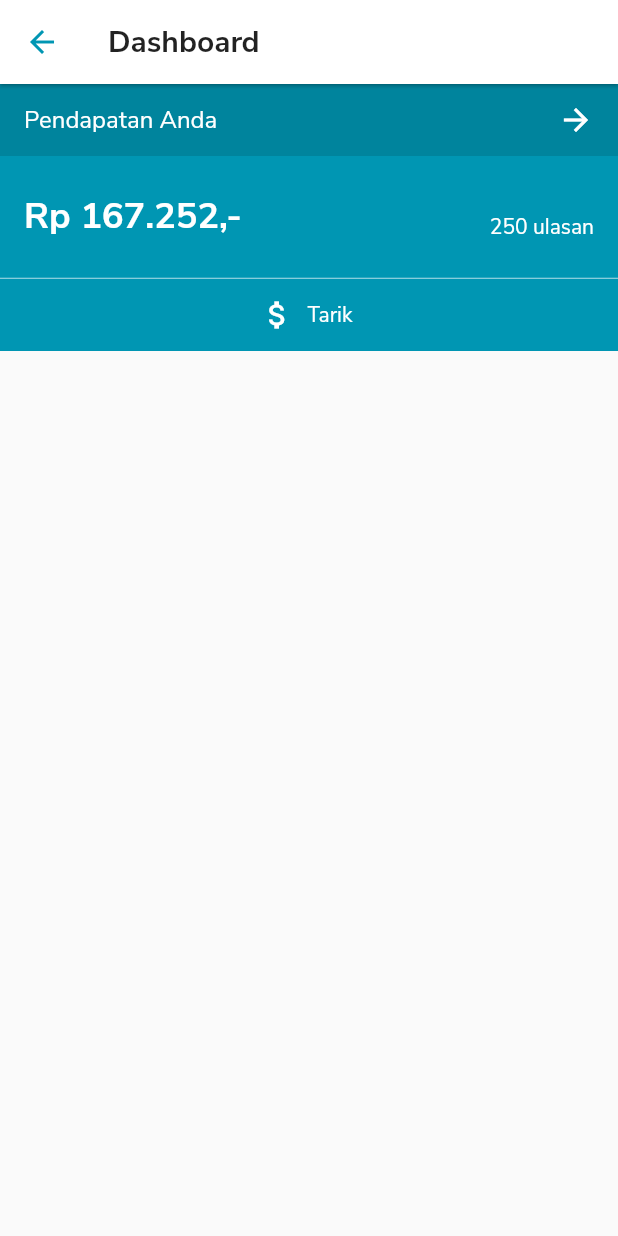
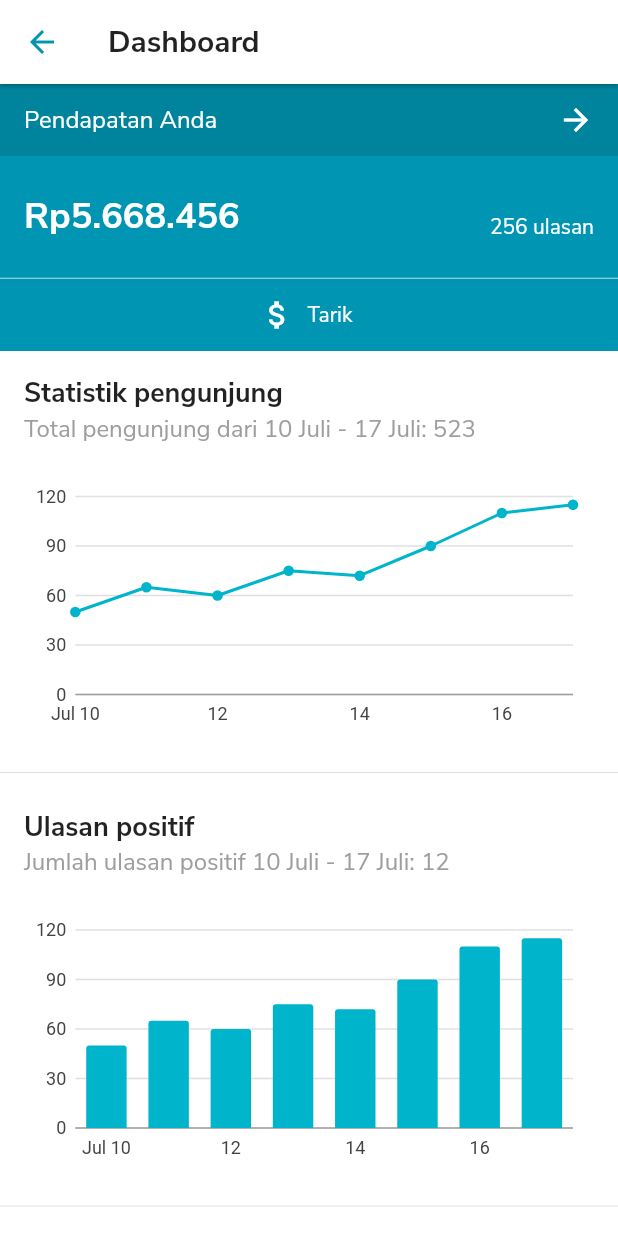
Before and after one commit to jepret/jepretmobile, a Flutter app: the BusinessDashboardRoute screen opened directly, on a phone screen of 412 x 824 dp. Run offline on Flutter 3.47's test engine with Material 2 defaults, Android fonts, the phone set to English and light mode, and no system bars; our stand-ins replace charts_flutter, keyboard_actions; missing offline and left inert: intervalprogressbar.

Commit message:
Added business dashboard

```diff
--- /dev/null
+++ b/lib/partials/BusinessDashboardReviewBarChart.dart
@@ -0,0 +1,40 @@
+import 'package:flutter/material.dart';
+import 'package:charts_flutter/flutter.dart' as charts;
+import 'package:jepret/constants/JepretColor.dart';
+
+class BusinessDashboardReviewBarChart extends StatelessWidget {
+  final bool animate;
+  final Map<DateTime, double> data;
+  List<charts.Series<LinearRecord, DateTime>> seriesList;
+
+  BusinessDashboardReviewBarChart(this.data, {this.animate: false}) {
+    List<LinearRecord> recordList = [];
+    data.forEach((DateTime time, double value) {
+      recordList.add(LinearRecord(time, value));
+    });
+
+    this.seriesList = [
+      new charts.Series<LinearRecord, DateTime>(
+        id: 'Visitors',
+        colorFn: (_, __) => charts.ColorUtil.fromDartColor(JepretColor.PRIMARY),
+        domainFn: (LinearRecord visitor, _) => visitor.time,
+        measureFn: (LinearRecord visitor, _) => visitor.data,
+        data: recordList,
+      )
+    ];
+  }
+
+  Widget build(BuildContext context) {
+    return charts.TimeSeriesChart(seriesList,
+        animate: animate,
+        defaultRenderer: new charts.BarRendererConfig()
+    );
+  }
+}
+
+class LinearRecord {
+  final DateTime time;
+  final double data;
+
+  LinearRecord(this.time, this.data);
+}
--- /dev/null
+++ b/lib/partials/BusinessDashboardVisitorLineChart.dart
@@ -0,0 +1,40 @@
+import 'package:flutter/material.dart';
+import 'package:charts_flutter/flutter.dart' as charts;
+import 'package:jepret/constants/JepretColor.dart';
+
+class BusinessDashboardVisitorLineChart extends StatelessWidget {
+  final bool animate;
+  final Map<DateTime, double> data;
+  List<charts.Series<LinearRecord, DateTime>> seriesList;
+
+  BusinessDashboardVisitorLineChart(this.data, {this.animate: false}) {
+    List<LinearRecord> recordList = [];
+    data.forEach((DateTime time, double value) {
+      recordList.add(LinearRecord(time, value));
+    });
+
+    this.seriesList = [
+      new charts.Series<LinearRecord, DateTime>(
+        id: 'Visitors',
+        colorFn: (_, __) => charts.ColorUtil.fromDartColor(JepretColor.PRIMARY),
+        domainFn: (LinearRecord visitor, _) => visitor.time,
+        measureFn: (LinearRecord visitor, _) => visitor.data,
+        data: recordList,
+      )
+    ];
+  }
+
+  Widget build(BuildContext context) {
+    return charts.TimeSeriesChart(seriesList,
+        animate: animate,
+        defaultRenderer: new charts.LineRendererConfig(includePoints: true)
+    );
+  }
+}
+
+class LinearRecord {
+  final DateTime time;
+  final double data;
+
+  LinearRecord(this.time, this.data);
+}
--- a/lib/routes/BusinessDashboardRoute.dart
+++ b/lib/routes/BusinessDashboardRoute.dart
@@ -1,18 +1,21 @@
 import 'package:flutter/material.dart';
-import 'package:jepret/constants/Assets.dart';
 import 'package:jepret/constants/JepretColor.dart';
 import 'package:jepret/components/HeadingText.dart';
-import 'package:jepret/pages/home/HomePage.dart';
-import 'package:jepret/pages/home/ProfilePage.dart';
+import 'package:jepret/partials/BusinessDashboardVisitorLineChart.dart';
+import 'package:jepret/partials/BusinessDashboardReviewBarChart.dart';
+import 'package:intl/intl.dart';
 
 class BusinessDashboardRoute extends StatefulWidget {
   BusinessDashboardRouteState createState() => BusinessDashboardRouteState();
 }
 
 class BusinessDashboardRouteState extends State<BusinessDashboardRoute> {
+  int currentBalance = 5668456;
+  int currentReviews = 256;
 
   Widget build(BuildContext context) {
     return Scaffold(
+      backgroundColor: Colors.white,
       appBar: AppBar(
         leading: IconButton(
           icon: Icon(Icons.arrow_back, color: JepretColor.PRIMARY_DARKER),
@@ -30,6 +33,18 @@ class BusinessDashboardRouteState extends State<BusinessDashboardRoute> {
           crossAxisAlignment: CrossAxisAlignment.stretch,
           children: <Widget>[
             _renderIncentiveHeading(),
+            _renderSectionHeading("Statistik pengunjung", "Total pengunjung dari 10 Juli - 17 Juli: 523"),
+            _renderVisitorChart(),
+            Divider(),
+            _renderSectionHeading("Ulasan positif", "Jumlah ulasan positif 10 Juli - 17 Juli: 12"),
+            _renderPositiveReviewsChart(),
+            Divider(),
+            _renderSectionHeading("Ulasan negatif", "Jumlah ulasan negatif 10 Juli - 17 Juli: 12"),
+            _renderNegativeReviewsChart(),
+            Divider(),
+            _renderSectionHeading("Ulasan netral", "Jumlah ulasan netral 10 Juli - 17 Juli: 12"),
+            _renderNeutralReviewsChart(),
+            Container(height: 48)
           ],
         )
       )
@@ -60,9 +75,15 @@ class BusinessDashboardRouteState extends State<BusinessDashboardRoute> {
                 child: Row(
                   crossAxisAlignment: CrossAxisAlignment.end,
                   children: <Widget>[
-                    HeadingText(text: "Rp 167.252,-", color: Colors.white),
+                    HeadingText(
+                        text: NumberFormat.currency(
+                          locale: 'ID',
+                          symbol: 'Rp'
+                        ).format(currentBalance),
+                        color: Colors.white
+                    ),
                     Spacer(),
-                    Text("250 ulasan", style: TextStyle(color: Colors.white))
+                    Text("${currentReviews} ulasan", style: TextStyle(color: Colors.white))
                   ],
                 )
             ),
@@ -78,9 +99,106 @@ class BusinessDashboardRouteState extends State<BusinessDashboardRoute> {
                     )
                 )
               ],
-            ),
+            )
           ],
         )
     );
   }
+
+  Widget _renderSectionHeading(String title, String subtitle) {
+    return Padding(
+      padding: EdgeInsets.fromLTRB(16, 16, 16, 4),
+      child: Column(
+        crossAxisAlignment: CrossAxisAlignment.start,
+        children: <Widget>[
+          Text(title, style: TextStyle(fontSize: 18, fontWeight: FontWeight.bold)),
+          Text(subtitle, style: TextStyle(fontSize: 16, color: Colors.grey))
+        ],
+      )
+    );
+  }
+
+  Widget _renderVisitorChart() {
+    return AspectRatio(
+      aspectRatio: 16/8,
+      child: Padding(
+        padding: EdgeInsets.all(16),
+        child: BusinessDashboardVisitorLineChart(
+            {
+              DateTime(2019, 07, 10): 50,
+              DateTime(2019, 07, 11): 65,
+              DateTime(2019, 07, 12): 60,
+              DateTime(2019, 07, 13): 75,
+              DateTime(2019, 07, 14): 72,
+              DateTime(2019, 07, 15): 90,
+              DateTime(2019, 07, 16): 110,
+              DateTime(2019, 07, 17): 115,
+            }
+        ),
+      )
+    );
+  }
+
+  Widget _renderPositiveReviewsChart() {
+    return AspectRatio(
+      aspectRatio: 16/8,
+      child: Padding(
+        padding: EdgeInsets.all(16),
+        child: BusinessDashboardReviewBarChart(
+            {
+              DateTime(2019, 07, 10): 50,
+              DateTime(2019, 07, 11): 65,
+              DateTime(2019, 07, 12): 60,
+              DateTime(2019, 07, 13): 75,
+              DateTime(2019, 07, 14): 72,
+              DateTime(2019, 07, 15): 90,
+              DateTime(2019, 07, 16): 110,
+              DateTime(2019, 07, 17): 115,
+            }
+        ),
+      )
+    );
+  }
+
+  Widget _renderNegativeReviewsChart() {
+    return AspectRatio(
+        aspectRatio: 16/8,
+        child: Padding(
+          padding: EdgeInsets.all(16),
+          child: BusinessDashboardReviewBarChart(
+              {
+                DateTime(2019, 07, 10): 50,
+                DateTime(2019, 07, 11): 65,
+                DateTime(2019, 07, 12): 60,
+                DateTime(2019, 07, 13): 75,
+                DateTime(2019, 07, 14): 72,
+                DateTime(2019, 07, 15): 90,
+                DateTime(2019, 07, 16): 110,
+                DateTime(2019, 07, 17): 115,
+              }
+          ),
+        )
+    );
+  }
+
+  Widget _renderNeutralReviewsChart() {
+    return AspectRatio(
+        aspectRatio: 16/8,
+        child: Padding(
+          padding: EdgeInsets.all(16),
+          child: BusinessDashboardReviewBarChart(
+              {
+                DateTime(2019, 07, 10): 50,
+                DateTime(2019, 07, 11): 65,
+                DateTime(2019, 07, 12): 60,
+                DateTime(2019, 07, 13): 75,
+                DateTime(2019, 07, 14): 72,
+                DateTime(2019, 07, 15): 90,
+                DateTime(2019, 07, 16): 110,
+                DateTime(2019, 07, 17): 115,
+              }
+          ),
+        )
+    );
+  }
 }
--- a/pubspec.yaml
+++ b/pubspec.yaml
@@ -26,6 +26,7 @@ dependencies:
   keyboard_actions: "^1.0.3"
   intervalprogressbar: ^1.0.1
   intl: ^0.15.8
+  charts_flutter: ^0.6.0
 
 dev_dependencies:
   flutter_test:
```
Also changed, not shown: pubspec.lock.
